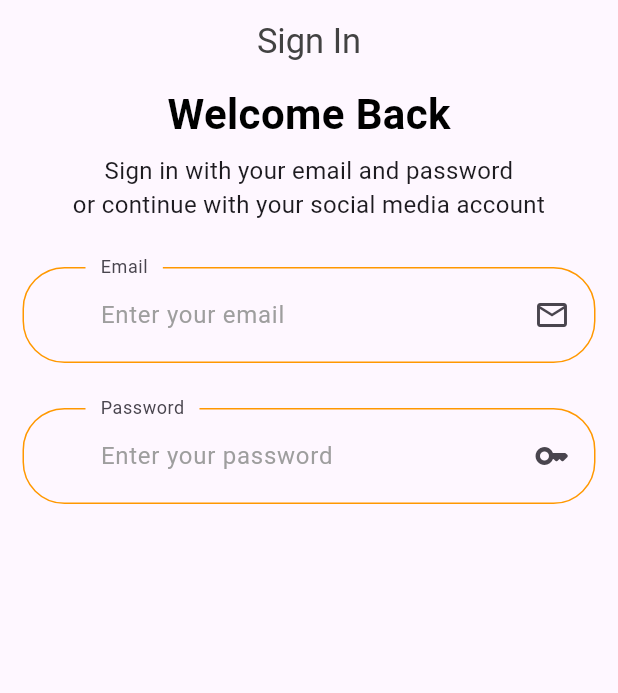
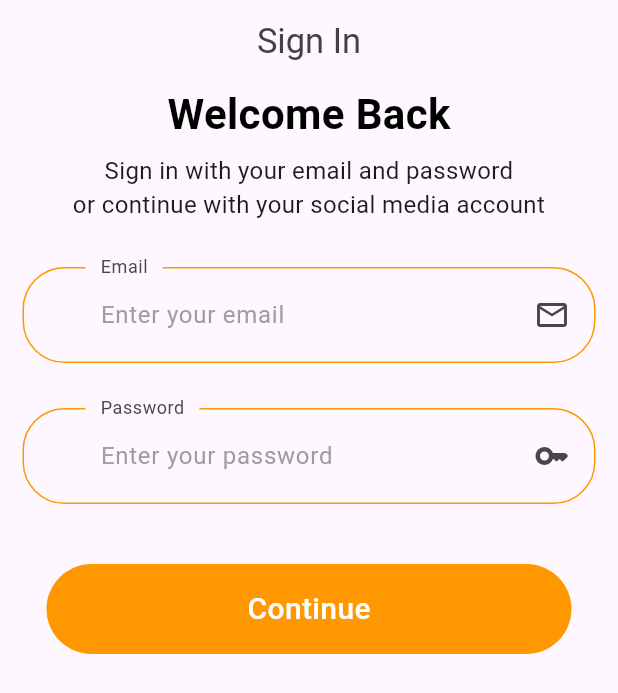
Before and after one commit to Tosin8/ktea, a Flutter app: the screen it shows after launch, on a phone screen of 412 x 824 dp. Shown: the top 693 px of the screen. Run offline on Flutter 3.47's test engine with Material 3 defaults, Android fonts, the phone set to English and light mode, and no system bars; our stand-ins replace animate_do, curved_navigation_bar, firebase_auth, firebase_core, get; accounts and stored records are empty.

Commit message:
Update widget.dart

```diff
--- a/lib/screens/form/widget.dart
+++ b/lib/screens/form/widget.dart
@@ -16,12 +16,16 @@ class _AppFormState extends State<AppForm> {
         padding: EdgeInsets.only(left: 15, right: 15),
         child: Column(
           children: [
-            buildEmailFormField(label: 'Email', hint: 'Enter your email',
+            buildEmailFormField(
+              label: 'Email', hint: 'Enter your email',
 
             ),
 
             SizedBox(height: 30),
-            buildPwdFormField(label: 'Password',hint: 'Enter your password',),
+            buildPwdFormField(
+              label: 'Password',hint: 'Enter your password',),
+              SizedBox(height: 40),
+              DefaultButton(textBtn: 'Continue',),
           ],
         ),
       ),
@@ -107,3 +111,30 @@ final String hint;
     );
   }
 }
+
+class DefaultButton extends StatelessWidget {
+  const DefaultButton({super.key, required this.textBtn});
+
+final String textBtn;
+final VoidCallbackAction press;
+  @override
+  Widget build(BuildContext context) {
+    return GestureDetector(
+      onTap: () {
+
+      },
+      child: Container(
+        width: 350, height: 60,
+        decoration: BoxDecoration(
+          borderRadius: BorderRadius.circular(40),
+          color: Colors.orange
+        ),
+        child: Align(
+          child: Text(textBtn,
+          style: TextStyle(color: Colors.white, fontSize: 20,
+          fontWeight: FontWeight.w500),),
+        ),
+      ),
+    );
+  }
+}
```
